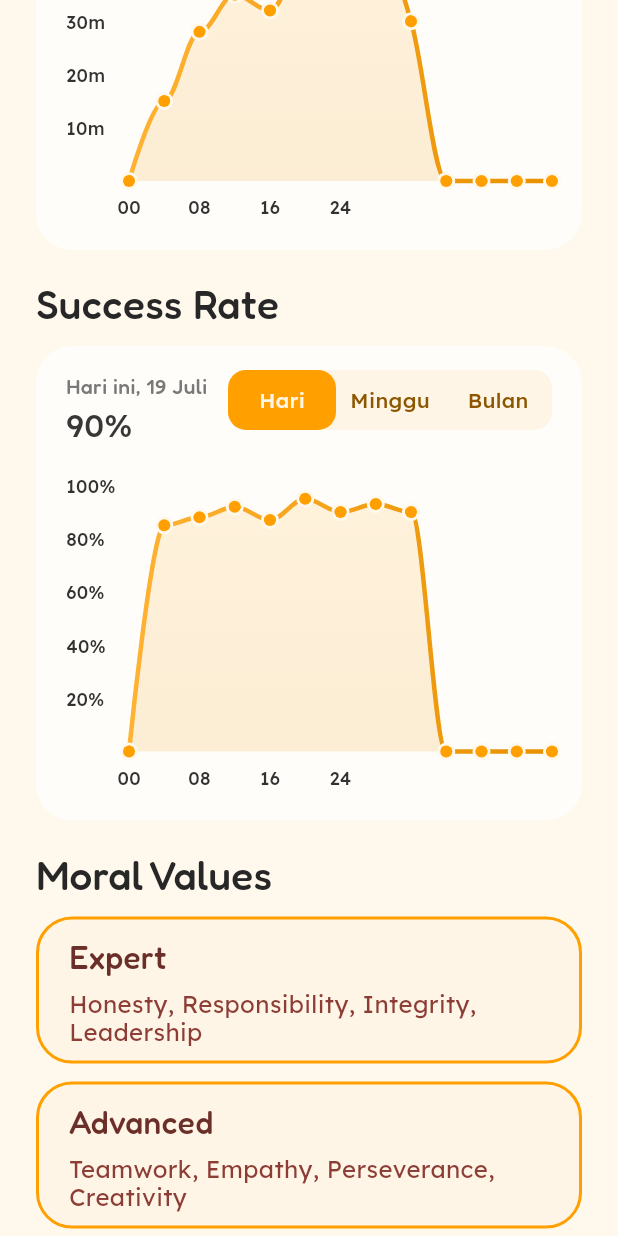
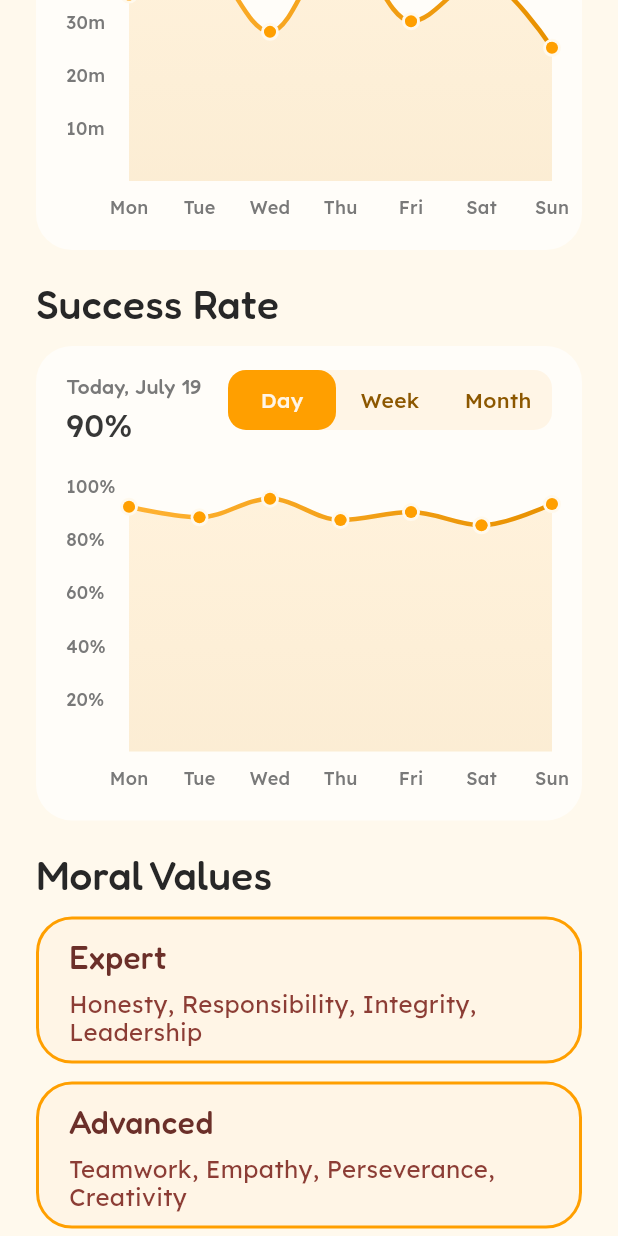
Before and after one commit to hib4/pan-sea-ai-developer-challenge-2025, a Flutter app: the ProgressPage screen opened directly, scrolled down 576 dp, on a phone screen of 412 x 824 dp. Run offline on Flutter 3.47's test engine with Material 3 defaults, Android fonts, the light colour scheme and no system bars; our stand-ins replace bloc, dio, firebase_core, flutter_bloc, flutter_secure_storage, flutter_svg and 7 more; missing offline and left inert: device_frame; accounts and stored records are empty; generated files the repository leaves out were written again.

Commit message:
feat: progress chart

```diff
--- a/mobile/lib/app/view/app.dart
+++ b/mobile/lib/app/view/app.dart
@@ -36,7 +36,7 @@ class _AppState extends State<App> {
         colorTheme: AppColors.colors(),
         textTheme: AppTextStyles.textStyles(),
         child: MaterialApp(
-          title: 'Kanca',
+          title: 'KANCA',
           theme: AppThemeData.themeData().themeData,
           darkTheme: AppThemeData.themeData().themeData,
           localizationsDelegates: AppLocalizations.localizationsDelegates,
@@ -48,7 +48,7 @@ class _AppState extends State<App> {
               screen: child ?? const SizedBox.shrink(),
             );
           },
-          home: const DashboardPage(),
+          home: const OnboardingPage(),
         ),
       ),
     );
--- a/mobile/lib/features/progress/view/progress_page.dart
+++ b/mobile/lib/features/progress/view/progress_page.dart
@@ -5,6 +5,7 @@ import 'package:kanca/core/core.dart';
 import 'package:kanca/features/chat/chat.dart';
 import 'package:kanca/features/progress/progress.dart';
 import 'package:kanca/gen/assets.gen.dart';
+import 'package:kanca/l10n/l10n.dart';
 import 'package:kanca/utils/utils.dart';
 
 class ProgressPage extends StatefulWidget {
@@ -107,24 +108,26 @@ class _ProgressPageState extends State<ProgressPage>
   }
 
   String _getDateTextPlayingMinutes() {
+    final l10n = context.l10n;
     switch (_selectedTimePeriodPlayingMinutes) {
       case TimePeriod.day:
-        return 'Hari ini, 19 Juli';
+        return l10n.progressDateToday;
       case TimePeriod.week:
-        return 'Minggu ini, 15-21 Juli';
+        return l10n.progressDateThisWeek;
       case TimePeriod.month:
-        return 'Bulan ini, Juli 2024';
+        return l10n.progressDateThisMonth;
     }
   }
 
   String _getDateTextSuccessRate() {
+    final l10n = context.l10n;
     switch (_selectedTimePeriodSuccessRate) {
       case TimePeriod.day:
-        return 'Hari ini, 19 Juli';
+        return l10n.progressDateToday;
       case TimePeriod.week:
-        return 'Minggu ini, 15-21 Juli';
+        return l10n.progressDateThisWeek;
       case TimePeriod.month:
-        return 'Bulan ini, Juli 2024';
+        return l10n.progressDateThisMonth;
     }
   }
 
@@ -154,6 +157,7 @@ class _ProgressPageState extends State<ProgressPage>
   Widget build(BuildContext context) {
     final colors = context.colors;
     final textTheme = context.textTheme;
+    final l10n = context.l10n;
 
     return Scaffold(
       body: SingleChildScrollView(
@@ -179,7 +183,7 @@ class _ProgressPageState extends State<ProgressPage>
                       height: 40,
                     ),
                     value: '30m',
-                    label: 'Playing\nDuration',
+                    label: l10n.progressPlayingDuration,
                   ),
                 ),
                 12.horizontal,
@@ -190,7 +194,7 @@ class _ProgressPageState extends State<ProgressPage>
                       height: 40,
                     ),
                     value: '12',
-                    label: 'Completed\nStory',
+                    label: l10n.progressCompletedStory,
                   ),
                 ),
                 12.horizontal,
@@ -201,14 +205,14 @@ class _ProgressPageState extends State<ProgressPage>
                       height: 40,
                     ),
                     value: '90%',
-                    label: 'Success\nRate',
+                    label: l10n.progressSuccessRate,
                   ),
                 ),
               ],
             ),
             16.vertical,
             Text(
-              'Playing Minutes',
+              l10n.progressPlayingMinutes,
               style: textTheme.h5.copyWith(
                 color: colors.grey[700],
               ),
@@ -238,7 +242,7 @@ class _ProgressPageState extends State<ProgressPage>
             ),
             16.vertical,
             Text(
-              'Success Rate',
+              l10n.progressSuccessRate,
               style: textTheme.h5.copyWith(
                 color: colors.grey[700],
               ),
@@ -268,7 +272,7 @@ class _ProgressPageState extends State<ProgressPage>
             ),
             16.vertical,
             Text(
-              'Moral Values',
+              l10n.progressMoralValues,
               style: textTheme.h5.copyWith(
                 color: colors.grey[700],
               ),
--- a/mobile/lib/features/progress/widgets/progress_line_chart_widget.dart
+++ b/mobile/lib/features/progress/widgets/progress_line_chart_widget.dart
@@ -3,6 +3,7 @@ import 'package:flutter/material.dart';
 import 'package:google_fonts/google_fonts.dart';
 import 'package:kanca/core/core.dart';
 import 'package:kanca/features/progress/progress.dart';
+import 'package:kanca/l10n/l10n.dart';
 
 class ProgressLineChartWidget extends StatefulWidget {
   const ProgressLineChartWidget({
@@ -20,15 +21,9 @@ class ProgressLineChartWidget extends StatefulWidget {
 }
 
 class _ProgressLineChartWidgetState extends State<ProgressLineChartWidget> {
-  bool showAvg = false;
-
   @override
   Widget build(BuildContext context) {
-    final colors = context.colors;
-
-    return Stack(
-      children: [
-        AspectRatio(
+    return AspectRatio(
       aspectRatio: 1.4,
       child: Padding(
         padding: const EdgeInsets.only(top: 24),
@@ -36,53 +31,15 @@ class _ProgressLineChartWidgetState extends State<ProgressLineChartWidget> {
           _mainData(),
         ),
       ),
-        ),
-        // Positioned(
-        //   top: 8,
-        //   right: 8,
-        //   child: Container(
-        //     decoration: BoxDecoration(
-        //       color: colors.primary[50],
-        //       borderRadius: BorderRadius.circular(8),
-        //       border: Border.all(
-        //         color: colors.primary[200]!,
-        //         width: 1,
-        //       ),
-        //     ),
-        //     child: TextButton(
-        //       onPressed: () {
-        //         setState(() {
-        //           showAvg = !showAvg;
-        //         });
-        //       },
-        //       style: TextButton.styleFrom(
-        //         padding: const EdgeInsets.symmetric(
-        //           horizontal: 12,
-        //           vertical: 4,
-        //         ),
-        //         minimumSize: const Size(0, 0),
-        //       ),
-        //       child: Text(
-        //         showAvg ? 'Data' : 'Avg',
-        //         style: GoogleFonts.lexend(
-        //           fontSize: 12,
-        //           fontWeight: FontWeight.w500,
-        //           color: showAvg ? colors.primary[800] : colors.primary[600],
-        //         ),
-        //       ),
-        //     ),
-        //   ),
-        // ),
-      ],
     );
   }
 
   Widget _bottomTitleWidgets(double value, TitleMeta meta) {
     final colors = context.colors;
     final style = GoogleFonts.lexend(
+      color: colors.grey[300],
+      fontSize: 12,
       fontWeight: FontWeight.w500,
-      fontSize: 12,
-      color: colors.grey[600],
     );
 
     Widget text = const SizedBox.shrink();
@@ -107,9 +64,9 @@ class _ProgressLineChartWidgetState extends State<ProgressLineChartWidget> {
   Widget _leftTitleWidgets(double value, TitleMeta meta) {
     final colors = context.colors;
     final style = GoogleFonts.lexend(
+      color: colors.grey[300],
+      fontSize: 12,
       fontWeight: FontWeight.w500,
-      fontSize: 12,
-      color: colors.grey[600],
     );
 
     String text = '';
@@ -279,93 +236,6 @@ class _ProgressLineChartWidgetState extends State<ProgressLineChartWidget> {
     );
   }
 
-  LineChartData _avgData() {
-    final colors = context.colors;
-    final avgValue = _calculateAverage();
-    final gradientColors = [
-      colors.secondary[300]!,
-      colors.secondary[500]!,
-    ];
-
-    return LineChartData(
-      lineTouchData: const LineTouchData(enabled: false),
-      gridData: FlGridData(
-        show: true,
-        drawHorizontalLine: true,
-        verticalInterval: 1,
-        horizontalInterval: _getMaxYValue() / 5,
-        getDrawingVerticalLine: (value) {
-          return FlLine(
-            color: colors.grey[200],
-            strokeWidth: 0.5,
-          );
-        },
-        getDrawingHorizontalLine: (value) {
-          return FlLine(
-            color: colors.grey[200],
-            strokeWidth: 1,
-          );
-        },
-      ),
-      titlesData: FlTitlesData(
-        show: true,
-        bottomTitles: AxisTitles(
-          sideTitles: SideTitles(
-            showTitles: true,
-            reservedSize: 30,
-            getTitlesWidget: _bottomTitleWidgets,
-            interval: 1,
-          ),
-        ),
-        leftTitles: AxisTitles(
-          sideTitles: SideTitles(
-            showTitles: true,
-            getTitlesWidget: _leftTitleWidgets,
-            reservedSize: 42,
-            interval: _getMaxYValue() / 5,
-          ),
-        ),
-        topTitles: const AxisTitles(
-          sideTitles: SideTitles(showTitles: false),
-        ),
-        rightTitles: const AxisTitles(
-          sideTitles: SideTitles(showTitles: false),
-        ),
-      ),
-      borderData: FlBorderData(
-        show: true,
-        border: Border.all(
-          color: colors.grey[300]!,
-          width: 1,
-        ),
-      ),
-      minX: 0,
-      maxX: _getMaxXValue(),
-      minY: 0,
-      maxY: _getMaxYValue(),
-      lineBarsData: [
-        LineChartBarData(
-          spots: _getAverageSpots(avgValue),
-          isCurved: true,
-          gradient: LinearGradient(
-            colors: gradientColors,
-          ),
-          barWidth: 2,
-          isStrokeCapRound: true,
-          dotData: const FlDotData(show: false),
-          belowBarData: BarAreaData(
-            show: true,
-            gradient: LinearGradient(
-              colors: gradientColors
-                  .map((color) => color.withOpacity(0.1))
-                  .toList(),
-            ),
-          ),
-        ),
-      ],
-    );
-  }
-
   List<FlSpot> _getDataSpots() {
     switch (widget.selectedPeriod) {
       case TimePeriod.day:
@@ -379,117 +249,85 @@ class _ProgressLineChartWidgetState extends State<ProgressLineChartWidget> {
 
   List<FlSpot> _getDayData() {
     if (widget.chartType == ProgressChartType.playingMinutes) {
-      // Daily playing minutes data (in minutes, converted to chart scale)
+      // Daily playing minutes data aggregated by day of week
       return const [
-        FlSpot.zero,
-        FlSpot(2, 15), // 15 minutes
-        FlSpot(4, 28), // 28 minutes
-        FlSpot(6, 35), // 35 minutes
-        FlSpot(8, 32), // 32 minutes
-        FlSpot(10, 42), // 42 minutes
-        FlSpot(12, 38), // 38 minutes
-        FlSpot(14, 45), // 45 minutes
-        FlSpot(16, 30), // 30 minutes (current)
-        FlSpot(18, 0),
-        FlSpot(20, 0),
-        FlSpot(22, 0),
-        FlSpot(24, 0),
+        FlSpot(0, 35), // Monday - 35 minutes
+        FlSpot(1, 42), // Tuesday - 42 minutes
+        FlSpot(2, 28), // Wednesday - 28 minutes
+        FlSpot(3, 45), // Thursday - 45 minutes
+        FlSpot(4, 30), // Friday - 30 minutes (current)
+        FlSpot(5, 38), // Saturday - 38 minutes
+        FlSpot(6, 25), // Sunday - 25 minutes
       ];
     } else {
-      // Daily success rate data (in percentage)
+      // Daily success rate data by day of week
       return const [
-        FlSpot.zero,
-        FlSpot(2, 85),
-        FlSpot(4, 88),
-        FlSpot(6, 92),
-        FlSpot(8, 87),
-        FlSpot(10, 95),
-        FlSpot(12, 90),
-        FlSpot(14, 93),
-        FlSpot(16, 90), // Current
-        FlSpot(18, 0),
-        FlSpot(20, 0),
-        FlSpot(22, 0),
-        FlSpot(24, 0),
+        FlSpot(0, 92), // Monday - 92%
+        FlSpot(1, 88), // Tuesday - 88%
+        FlSpot(2, 95), // Wednesday - 95%
+        FlSpot(3, 87), // Thursday - 87%
+        FlSpot(4, 90), // Friday - 90% (current)
+        FlSpot(5, 85), // Saturday - 85%
+        FlSpot(6, 93), // Sunday - 93%
       ];
     }
   }
 
   List<FlSpot> _getWeekData() {
     if (widget.chartType == ProgressChartType.playingMinutes) {
-      // Weekly playing minutes data (converted to hours on chart scale)
+      // Weekly playing minutes data (converted to minutes for consistency)
       return const [
-        FlSpot(0, 45), // 45 minutes (Monday)
-        FlSpot(1, 65), // 1h 5m (Tuesday)
-        FlSpot(2, 90), // 1h 30m (Wednesday)
-        FlSpot(3, 120), // 2h (Thursday)
-        FlSpot(4, 105), // 1h 45m (Friday)
-        FlSpot(5, 135), // 2h 15m (Saturday)
-        FlSpot(6, 180), // 3h (Sunday - current week total: 3h 45m)
+        FlSpot(0, 45), // Monday - 45 minutes
+        FlSpot(1, 65), // Tuesday - 1h 5m = 65 minutes
+        FlSpot(2, 90), // Wednesday - 1h 30m = 90 minutes
+        FlSpot(3, 120), // Thursday - 2h = 120 minutes
+        FlSpot(4, 105), // Friday - 1h 45m = 105 minutes
+        FlSpot(5, 135), // Saturday - 2h 15m = 135 minutes
+        FlSpot(6, 180), // Sunday - 3h = 180 minutes
       ];
     } else {
       // Weekly success rate data
       return const [
-        FlSpot(0, 88), // Monday
-        FlSpot(1, 92), // Tuesday
-        FlSpot(2, 87), // Wednesday
-        FlSpot(3, 90), // Thursday
-        FlSpot(4, 85), // Friday
-        FlSpot(5, 89), // Saturday
-        FlSpot(6, 85), // Sunday (current: 85%)
+        FlSpot(0, 88), // Monday - 88%
+        FlSpot(1, 92), // Tuesday - 92%
+        FlSpot(2, 87), // Wednesday - 87%
+        FlSpot(3, 90), // Thursday - 90%
+        FlSpot(4, 85), // Friday - 85%
+        FlSpot(5, 89), // Saturday - 89%
+        FlSpot(6, 85), // Sunday - 85% (current)
       ];
     }
   }
 
   List<FlSpot> _getMonthData() {
     if (widget.chartType == ProgressChartType.playingMinutes) {
-      // Monthly playing minutes data (in hours, scaled)
+      // Monthly playing minutes data (average per day of week over the month)
       return const [
-        FlSpot(0, 180), // Week 1: 3h
-        FlSpot(7, 240), // Week 2: 4h
-        FlSpot(14, 320), // Week 3: 5h 20m
-        FlSpot(21, 280), // Week 4: 4h 40m
-        FlSpot(28, 300), // Week 5: 5h (current total: ~15h 20m)
+        FlSpot(0, 180), // Monday average - 3h = 180 minutes
+        FlSpot(1, 240), // Tuesday average - 4h = 240 minutes
+        FlSpot(2, 320), // Wednesday average - 5h 20m = 320 minutes
+        FlSpot(3, 280), // Thursday average - 4h 40m = 280 minutes
+        FlSpot(4, 300), // Friday average - 5h = 300 minutes
+        FlSpot(5, 220), // Saturday average - 3h 40m = 220 minutes
+        FlSpot(6, 260), // Sunday average - 4h 20m = 260 minutes
       ];
     } else {
-      // Monthly success rate data
+      // Monthly success rate data (average per day of week)
       return const [
-        FlSpot(0, 85), // Week 1
-        FlSpot(7, 88), // Week 2
-        FlSpot(14, 82), // Week 3
-        FlSpot(21, 87), // Week 4
-        FlSpot(28, 80), // Week 5 (current: 80%)
+        FlSpot(0, 85), // Monday average - 85%
+        FlSpot(1, 88), // Tuesday average - 88%
+        FlSpot(2, 82), // Wednesday average - 82%
+        FlSpot(3, 87), // Thursday average - 87%
+        FlSpot(4, 80), // Friday average - 80% (current)
+        FlSpot(5, 83), // Saturday average - 83%
+        FlSpot(6, 86), // Sunday average - 86%
       ];
     }
   }
 
-  List<FlSpot> _getAverageSpots(double avgValue) {
-    final maxX = _getMaxXValue();
-    return List.generate(
-      (maxX ~/ 2) + 1,
-      (index) => FlSpot(index * 2.0, avgValue),
-    );
-  }
-
-  double _calculateAverage() {
-    final spots = _getDataSpots();
-    final values = spots
-        .where((spot) => spot.y > 0)
-        .map((spot) => spot.y)
-        .toList();
-    if (values.isEmpty) return 0;
-    return values.reduce((a, b) => a + b) / values.length;
-  }
-
   double _getMaxXValue() {
-    switch (widget.selectedPeriod) {
-      case TimePeriod.day:
-        return 24; // 24 hours
-      case TimePeriod.week:
-        return 6; // 7 days (0-6)
-      case TimePeriod.month:
-        return 28; // ~4 weeks
-    }
+    // Always return 6 to show 7 days (0-6) regardless of time period
+    return 6;
   }
 
   double _getMaxYValue() {
@@ -508,39 +346,22 @@ class _ProgressLineChartWidgetState extends State<ProgressLineChartWidget> {
   }
 
   List<String> _getBottomLabels() {
-    switch (widget.selectedPeriod) {
-      case TimePeriod.day:
+    // Always return day names regardless of time period
+    final l10n = context.l10n;
     return [
-          '00',
-          '02',
-          '04',
-          '06',
-          '08',
-          '10',
-          '12',
-          '14',
-          '16',
-          '18',
-          '20',
-          '22',
-          '24',
+      l10n.progressDayMonday,
+      l10n.progressDayTuesday,
+      l10n.progressDayWednesday,
+      l10n.progressDayThursday,
+      l10n.progressDayFriday,
+      l10n.progressDaySaturday,
+      l10n.progressDaySunday,
     ];
-      case TimePeriod.week:
-        return ['Sen', 'Sel', 'Rab', 'Kam', 'Jum', 'Sab', 'Min'];
-      case TimePeriod.month:
-        return List.generate(29, (index) => '${index + 1}');
-    }
   }
 
   List<int> _getBottomLabelIntervals() {
-    switch (widget.selectedPeriod) {
-      case TimePeriod.day:
-        return [0, 4, 8, 12, 16, 20, 24]; // Every 4 hours
-      case TimePeriod.week:
-        return [0, 1, 2, 3, 4, 5, 6]; // Every day
-      case TimePeriod.month:
-        return [0, 7, 14, 21, 28]; // Every week
-    }
+    // Always return all 7 days (0-6) regardless of time period
+    return [0, 1, 2, 3, 4, 5, 6];
   }
 
   String _formatMinutesTooltip(double value) {
--- a/mobile/lib/features/progress/widgets/time_period_selector_widget.dart
+++ b/mobile/lib/features/progress/widgets/time_period_selector_widget.dart
@@ -1,6 +1,7 @@
 import 'package:flutter/material.dart';
 import 'package:google_fonts/google_fonts.dart';
 import 'package:kanca/core/core.dart';
+import 'package:kanca/l10n/l10n.dart';
 
 enum TimePeriod { day, week, month }
 
@@ -17,6 +18,7 @@ class TimePeriodSelectorWidget extends StatelessWidget {
   @override
   Widget build(BuildContext context) {
     final colors = context.colors;
+    final l10n = context.l10n;
 
     return Container(
       decoration: BoxDecoration(
@@ -28,19 +30,19 @@ class TimePeriodSelectorWidget extends StatelessWidget {
           _buildPeriodButton(
             context: context,
             period: TimePeriod.day,
-            label: 'Hari',
+            label: l10n.progressTimePeriodDay,
             isSelected: selectedPeriod == TimePeriod.day,
           ),
           _buildPeriodButton(
             context: context,
             period: TimePeriod.week,
-            label: 'Minggu',
+            label: l10n.progressTimePeriodWeek,
             isSelected: selectedPeriod == TimePeriod.week,
           ),
           _buildPeriodButton(
             context: context,
             period: TimePeriod.month,
-            label: 'Bulan',
+            label: l10n.progressTimePeriodMonth,
             isSelected: selectedPeriod == TimePeriod.month,
           ),
         ],
--- a/mobile/lib/l10n/arb/app_en.arb
+++ b/mobile/lib/l10n/arb/app_en.arb
@@ -88,5 +88,23 @@
   "achievementLevel": "Level {level}",
   "achievementXP": "{current}/{total} XP",
   "achievementDailyMission": "Daily Mission",
-  "achievementTimeRemaining": "{hours} HOURS"
+  "achievementTimeRemaining": "{hours} HOURS",
+  "progressTimePeriodDay": "Day",
+  "progressTimePeriodWeek": "Week",
+  "progressTimePeriodMonth": "Month",
+  "progressPlayingMinutes": "Playing Minutes",
+  "progressSuccessRate": "Success Rate",
+  "progressMoralValues": "Moral Values",
+  "progressPlayingDuration": "Playing\nDuration",
+  "progressCompletedStory": "Completed\nStory",
+  "progressDateToday": "Today, July 19",
+  "progressDateThisWeek": "This week, July 15-21",
+  "progressDateThisMonth": "This month, July 2024",
+  "progressDayMonday": "Mon",
+  "progressDayTuesday": "Tue",
+  "progressDayWednesday": "Wed",
+  "progressDayThursday": "Thu",
+  "progressDayFriday": "Fri",
+  "progressDaySaturday": "Sat",
+  "progressDaySunday": "Sun"
 }
```
Also changed, not shown: mobile/lib/l10n/arb/app_id.arb (+20 -1 lines), 1 other file. Lines whose indentation alone changed are shown as unchanged.
